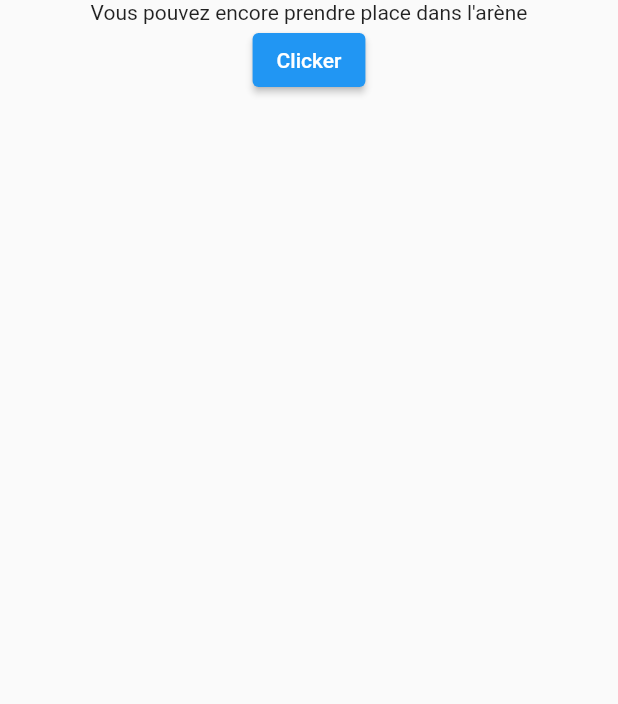
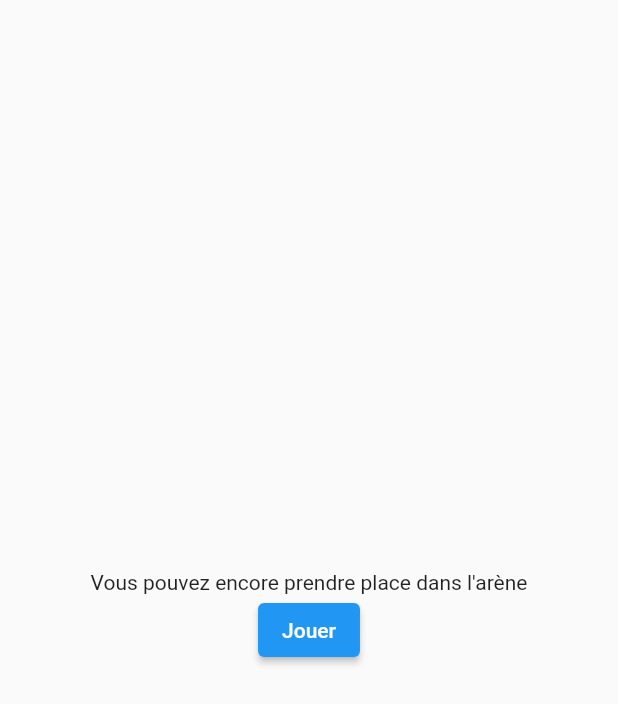
Before and after one commit to bynicodevelop/com_nicodevelop_clickcombat, a Flutter app: the screen it shows after launch, on a phone screen of 412 x 824 dp. Shown: the top 704 px of the screen. Run offline on Flutter 3.47's test engine with Material 2 defaults, Android fonts, the phone set to English and light mode, and no system bars; our stand-ins replace bloc, equatable, flutter_bloc.

Commit message:
Permet d'avoir une page de garde

```diff
--- a/lib/screens/start_screen.dart
+++ b/lib/screens/start_screen.dart
@@ -8,12 +8,13 @@ class StartScreen extends StatelessWidget {
     return Scaffold(
       body: Center(
         child: Column(
+          mainAxisAlignment: MainAxisAlignment.center,
           children: [
             // TimerComponent(time: time),
             const Text("Vous pouvez encore prendre place dans l'arène"),
             ElevatedButton(
               onPressed: () {},
-              child: const Text("Clicker"),
+              child: const Text("Jouer"),
             ),
           ],
         ),
```
